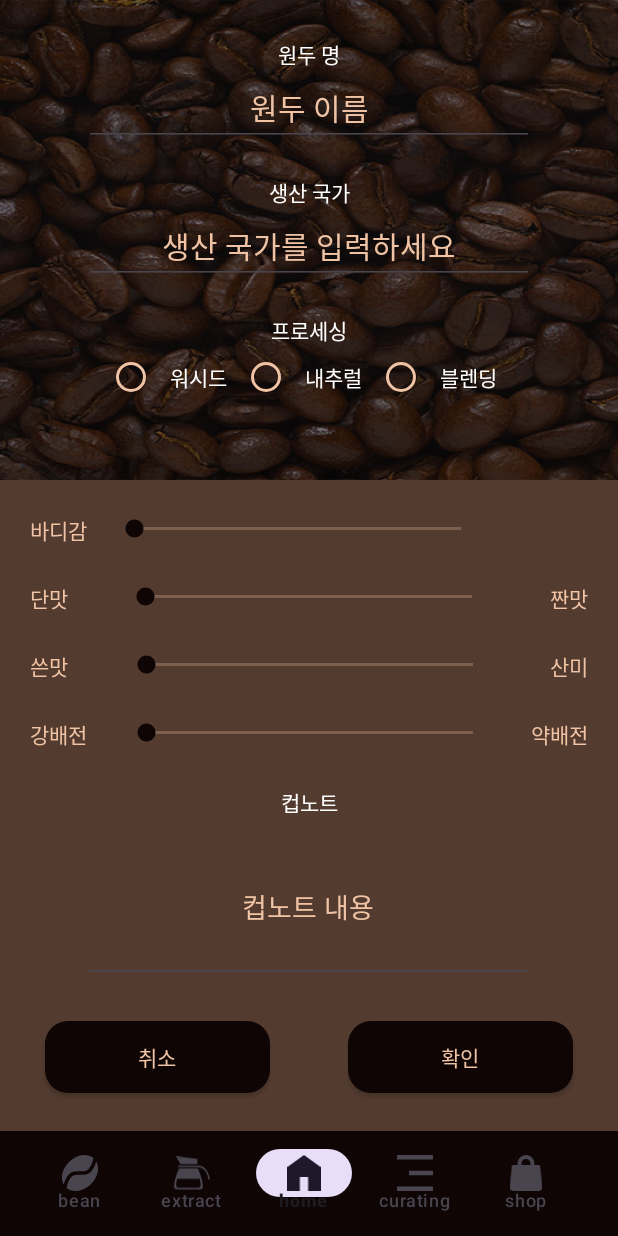
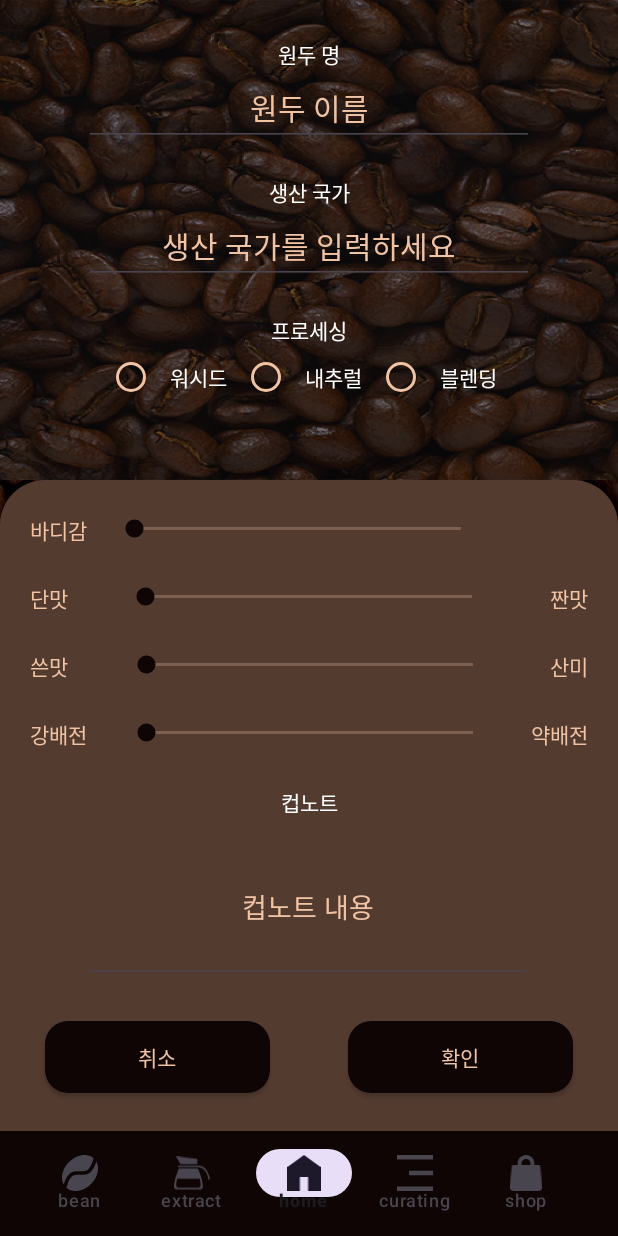
Before and after one commit to 2023-MobileProgramming/HomeRista, an Android app: the fragment BeanEditFragment placed in its activity, on a phone screen of 412 x 824 dp. Run offline under Robolectric (Android 15) with nearby library versions, the phone set to English and light mode, and no system bars; our stand-ins replace androidx.preference.

Commit message:
원두 추가시 화면 깨지는 문제 해결

```diff
--- a/app/src/main/res/layout/fragment_bean_edit.xml
+++ b/app/src/main/res/layout/fragment_bean_edit.xml
@@ -131,7 +131,8 @@
 
         <FrameLayout
             android:layout_width="match_parent"
-            android:layout_height="match_parent">
+            android:layout_height="match_parent"
+            android:background="@drawable/bean_image2">
 
             <androidx.constraintlayout.widget.ConstraintLayout
                 android:layout_width="match_parent"
```
Also changed, not shown: app/src/main/res/drawable/bean_image2.png (added).
